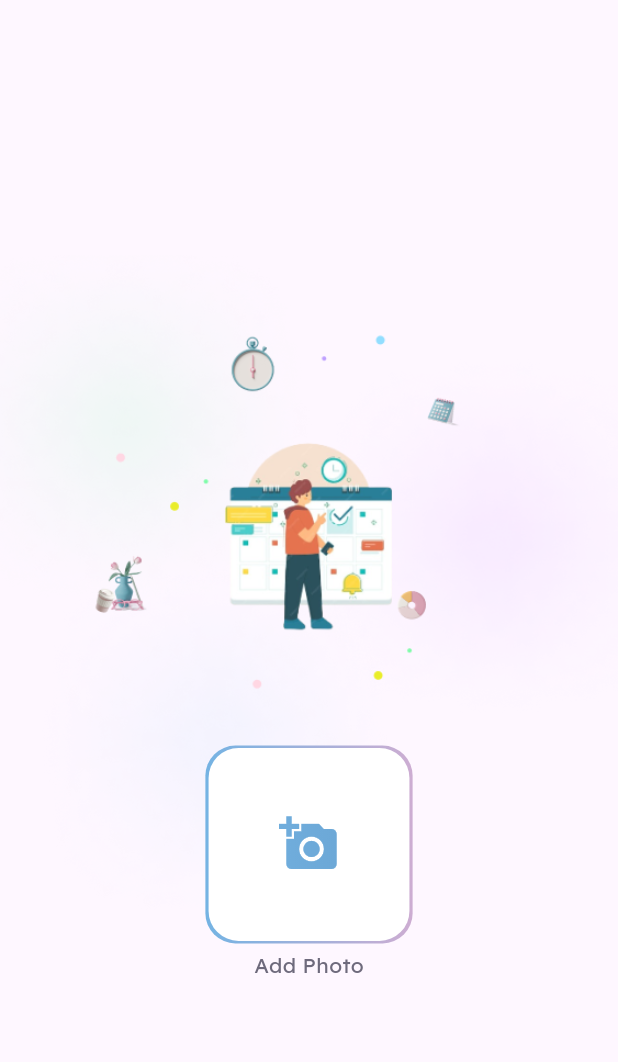
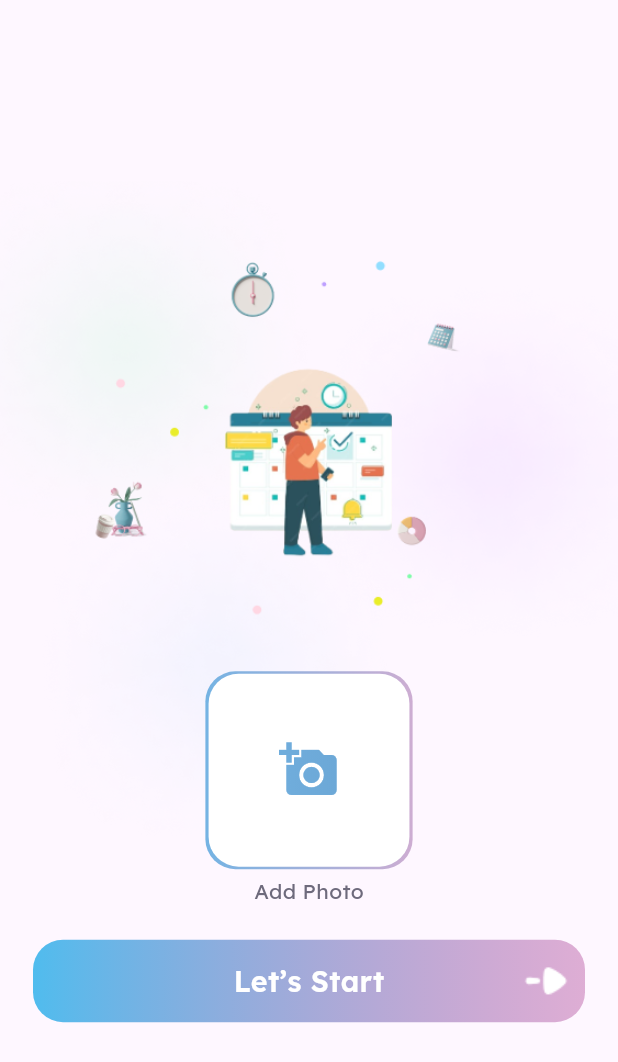
Before and after one commit to mohamedamr77/to-do-app, a Flutter app: the screen it shows after launch, on a phone screen of 412 x 824 dp. Shown: the top 1062 px of the screen. Run offline on Flutter 3.47's test engine with Material 3 defaults, Android fonts, the phone set to English and light mode, and no system bars.

Commit message:
add button start

```diff
--- a/lib/features/regester/views/regester_screen.dart
+++ b/lib/features/regester/views/regester_screen.dart
@@ -2,6 +2,8 @@ import 'package:flutter/material.dart';
 import 'package:todo/core/colorCore.dart';
 import 'package:todo/core/imageCore.dart';
 import 'package:todo/core/textCore.dart';
+
+import '../../onboarding/views/widgets/button_Started.dart';
 
 class CustomRegesterScreen extends StatelessWidget {
   const CustomRegesterScreen({super.key});
@@ -76,6 +78,7 @@ class CustomRegesterScreen extends StatelessWidget {
 
             ),
 
+            CustomButtonStarted(),
 
           ],
         ),
```
